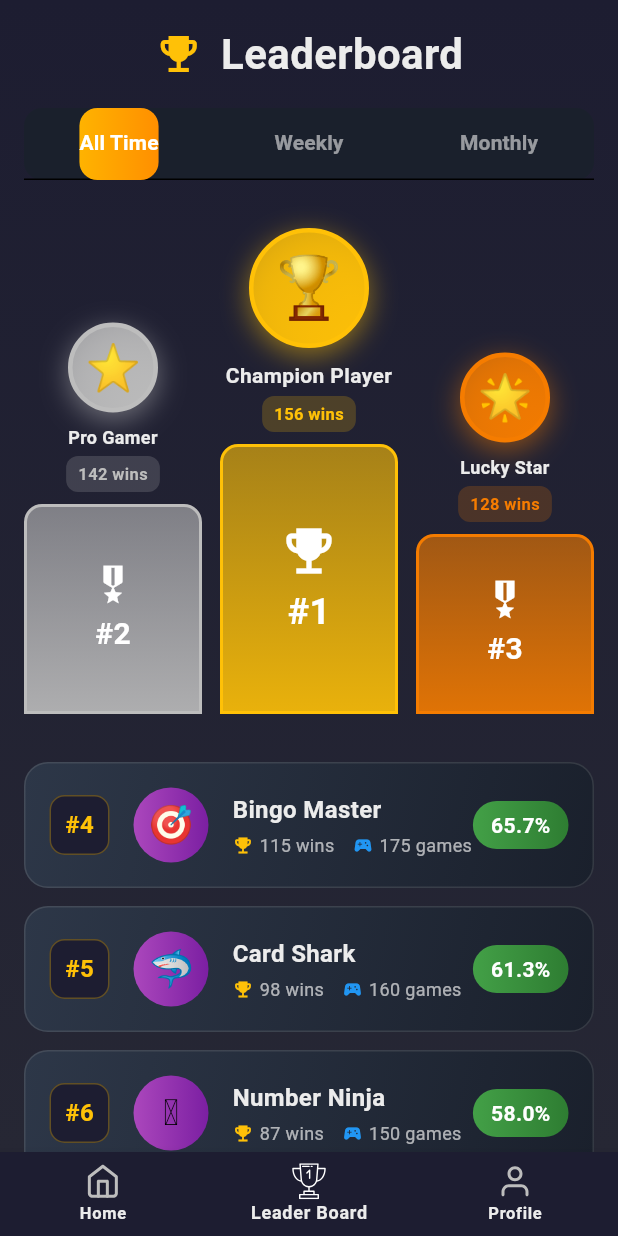
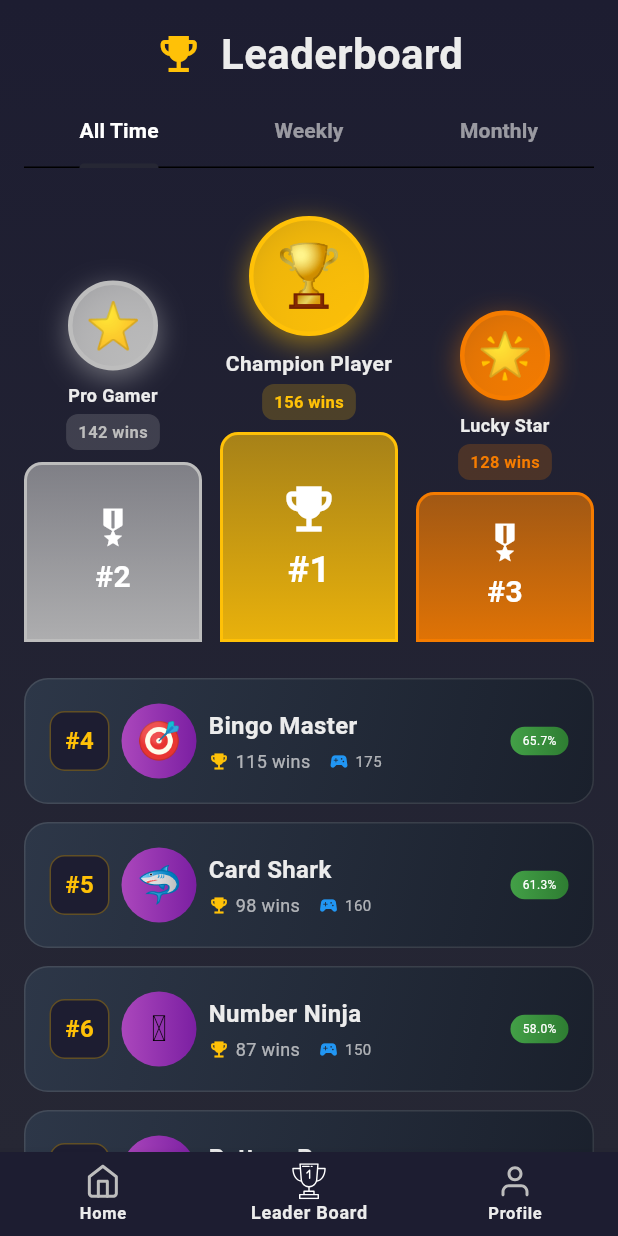
Before and after one commit to Asrat001/eyo, a Flutter app: the LeaderBoard screen opened by its route, on a phone screen of 412 x 824 dp. Run offline on Flutter 3.47's test engine with Material 3 defaults, Android fonts, the phone set to English and light mode, and no system bars; our stand-ins replace connectivity_plus, dio, equatable, flutter_riverpod, flutter_secure_storage, flutter_svg and 10 more; accounts and stored records are empty; generated files the repository leaves out were written again.

Commit message:
ui minore spacing issue fix

```diff
--- a/lib/features/game/presentation/game_screen.dart
+++ b/lib/features/game/presentation/game_screen.dart
@@ -1,5 +1,7 @@
+import 'package:eyo_bingo/shared/routes/route_names.dart';
 import 'package:flutter/material.dart';
 import 'package:flutter_riverpod/flutter_riverpod.dart';
+import 'package:go_router/go_router.dart';
 import '../../../core/domain/entities/bingo_card.dart';
 import '../../../core/domain/entities/player.dart';
 import '../../../core/domain/entities/game.dart';
@@ -16,7 +18,7 @@ class GameScreen extends ConsumerStatefulWidget {
   final String? pin;
   final String? cartelaNumber;
 
-  const GameScreen({Key? key, this.pin, this.cartelaNumber}) : super(key: key);
+  const GameScreen({super.key, this.pin, this.cartelaNumber});
 
   @override
   ConsumerState<GameScreen> createState() => _GameScreenState();
@@ -136,7 +138,7 @@ class _GameScreenState extends ConsumerState<GameScreen> {
 
   void _onLeaveGame() {
     // TODO: Implement leave game logic
-    Navigator.of(context).pop();
+    context.go(Routes.homeRouteName);
   }
 
   @override
--- a/lib/features/leader_board/presentation/leader_board.dart
+++ b/lib/features/leader_board/presentation/leader_board.dart
@@ -28,7 +28,7 @@ class _LeaderBoardState extends State<LeaderBoard> with SingleTickerProviderStat
   @override
   void initState() {
     super.initState();
-    _tabController = TabController(length: 3, vsync: this);
+    _tabController = TabController(length: 3, vsync: this,);
   }
 
   @override
@@ -40,6 +40,9 @@ class _LeaderBoardState extends State<LeaderBoard> with SingleTickerProviderStat
   @override
   Widget build(BuildContext context) {
     return Scaffold(
+      appBar: AppBar(
+        toolbarHeight: 0.0,
+      ),
       body: Container(
         decoration: BoxDecoration(
           gradient: LinearGradient(
@@ -74,23 +77,18 @@ class _LeaderBoardState extends State<LeaderBoard> with SingleTickerProviderStat
                         ),
                       ],
                     ),
-                    SizedBox(height: 16),
+                    SizedBox(height: 8),
                     // Tabs
                     Container(
                       decoration: BoxDecoration(
-                        color: Color(0xFF1A202C),
+                        color: Colors.transparent,
                         borderRadius: BorderRadius.circular(12),
                       ),
                       child: TabBar(
                         controller: _tabController,
-                        indicator: BoxDecoration(
-                          gradient: LinearGradient(
-                            colors: [Colors.amber.shade600, Colors.amber.shade800],
-                          ),
-                          borderRadius: BorderRadius.circular(12),
-                        ),
                         labelColor: Colors.white,
                         unselectedLabelColor: AppColors.lightGrey.withOpacity(0.6),
+                        isScrollable: false,
                         labelStyle: TextStyle(fontWeight: FontWeight.bold, fontSize: 14),
                         tabs: [
                           Tab(text: 'All Time'),
@@ -136,7 +134,7 @@ class _LeaderBoardState extends State<LeaderBoard> with SingleTickerProviderStat
         // Top 3 Podium
         _buildPodium(players.take(3).toList()),
 
-        SizedBox(height: 16),
+        SizedBox(height: 8),
 
         // Rest of the rankings
         Expanded(
@@ -165,13 +163,13 @@ class _LeaderBoardState extends State<LeaderBoard> with SingleTickerProviderStat
         mainAxisAlignment: MainAxisAlignment.center,
         children: [
           // 2nd Place
-          _buildPodiumPlace(second, 2, 140, Colors.grey.shade400),
+          _buildPodiumPlace(second, 2, 120, Colors.grey.shade400),
           SizedBox(width: 12),
           // 1st Place
-          _buildPodiumPlace(first, 1, 180, Colors.amber),
+          _buildPodiumPlace(first, 1, 140, Colors.amber),
           SizedBox(width: 12),
           // 3rd Place
-          _buildPodiumPlace(third, 3, 120, Colors.orange.shade700),
+          _buildPodiumPlace(third, 3, 100, Colors.orange.shade700),
         ],
       ),
     );
@@ -306,6 +304,7 @@ class _LeaderBoardState extends State<LeaderBoard> with SingleTickerProviderStat
         ),
       ),
       child: Row(
+        crossAxisAlignment: CrossAxisAlignment.center,
         children: [
           // Rank
           Container(
@@ -327,7 +326,7 @@ class _LeaderBoardState extends State<LeaderBoard> with SingleTickerProviderStat
               ),
             ),
           ),
-          SizedBox(width: 16),
+          SizedBox(width: 8),
           // Avatar
           Container(
             width: 50,
@@ -342,7 +341,7 @@ class _LeaderBoardState extends State<LeaderBoard> with SingleTickerProviderStat
               child: Text(player.avatar, style: TextStyle(fontSize: 24)),
             ),
           ),
-          SizedBox(width: 16),
+          SizedBox(width: 8),
           // Info
           Expanded(
             child: Column(
@@ -372,10 +371,10 @@ class _LeaderBoardState extends State<LeaderBoard> with SingleTickerProviderStat
                     Icon(Icons.sports_esports, color: Colors.blue, size: 14),
                     SizedBox(width: 4),
                     Text(
-                      '${player.gamesPlayed} games',
+                      '${player.gamesPlayed}',
                       style: TextStyle(
                         color: AppColors.lightGrey.withOpacity(0.7),
-                        fontSize: 12,
+                        fontSize: 10,
                       ),
                     ),
                   ],
@@ -385,7 +384,7 @@ class _LeaderBoardState extends State<LeaderBoard> with SingleTickerProviderStat
           ),
           // Win Rate
           Container(
-            padding: EdgeInsets.symmetric(horizontal: 12, vertical: 6),
+            padding: EdgeInsets.symmetric(horizontal: 8, vertical: 4),
             decoration: BoxDecoration(
               gradient: LinearGradient(
                 colors: [Colors.green.shade600, Colors.green.shade800],
@@ -396,8 +395,8 @@ class _LeaderBoardState extends State<LeaderBoard> with SingleTickerProviderStat
               '$winRate%',
               style: TextStyle(
                 color: Colors.white,
-                fontSize: 14,
-                fontWeight: FontWeight.bold,
+                fontSize: 8,
+                fontWeight: FontWeight.w400,
               ),
             ),
           ),
```
Also changed, not shown: lib/features/home/presentation/home_screen.dart (+8 -7 lines), lib/features/profile/presentation/profile_screen.dart (+5 -2 lines).
